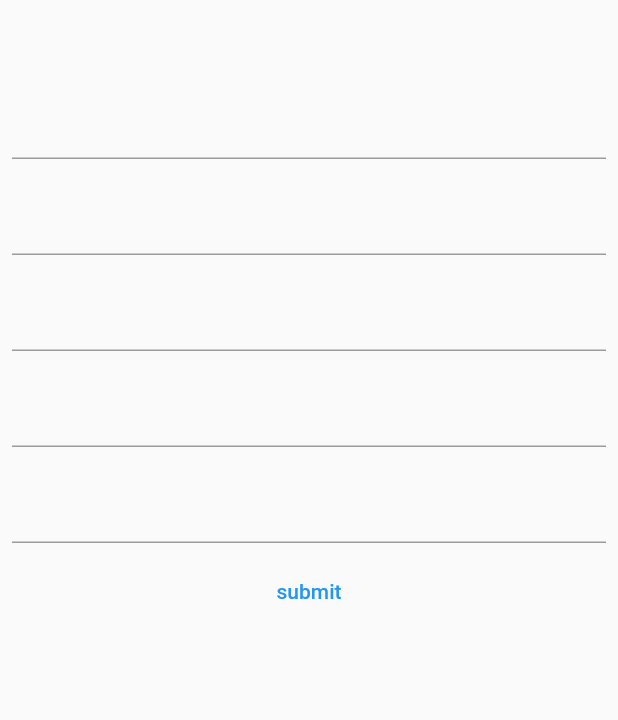
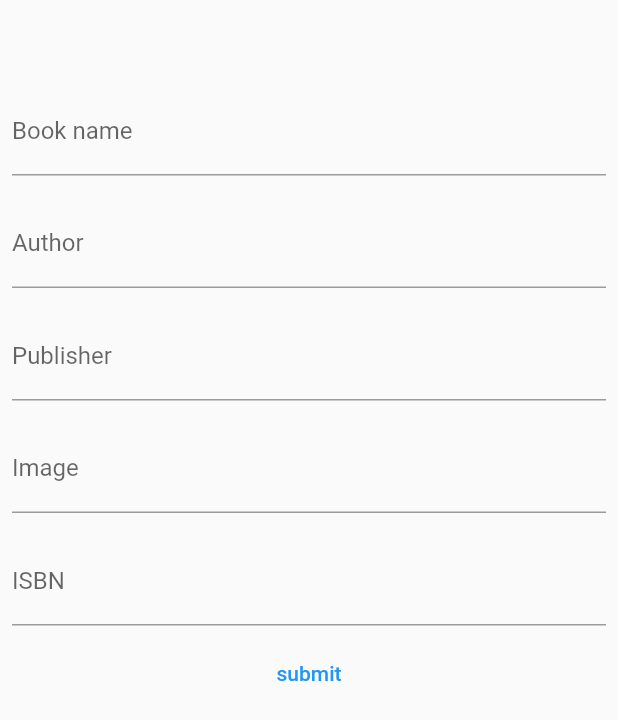
Before and after one commit to ibrahimahmedkhan/AppDev_Assignment_4, a Flutter app: the screen it shows after launch, after a tap on the "add" icon, on a phone screen of 412 x 824 dp. Shown: the top 720 px of the screen. Run offline on Flutter 3.47's test engine with Material 2 defaults, Android fonts, the phone set to English and light mode, and no system bars; our stand-ins replace cloud_firestore, firebase_core; accounts and stored records are empty.

Commit message:
added navigation to book details screen, and added book add screen

```diff
--- a/lib/book/book_model.dart
+++ b/lib/book/book_model.dart
@@ -4,30 +4,34 @@ class Book {
   String ISBN;
   String publisherName;
   String url;
+  bool isFavorite;
 
   Book(
       {required this.bookName,
       required this.publisherName,
       required this.author,
       required this.url,
+      required this.isFavorite,
       this.ISBN = '0'});
 
-  static Book fromJson(Map<String, dynamic> json, String id) {
+  static Book fromJson(Map<String, dynamic> json) {
     return Book(
         bookName: json['bookName'] as String? ?? 'field empty',
         publisherName: json['publisherName'] as String? ?? 'field empty',
         author: json['author'] as String? ?? 'field empty',
         url: json['url'] as String? ?? 'field empty',
-        ISBN: id);
+        ISBN: json['ISBN'] as String? ?? 'field empty',
+        isFavorite: json['isFavorite'] as bool? ?? false);
   }
 
-  Map<String, dynamic> toJson({bool excludeId = true}) {
+  Map<String, dynamic> toJson() {
     return {
       'bookName': bookName,
       'publisherName': publisherName,
       'author': author,
       'url': url,
-      'id': ISBN
+      'ISBN': ISBN,
+      'isFavorite': isFavorite
     };
   }
 }
--- a/lib/book/book_repository.dart
+++ b/lib/book/book_repository.dart
@@ -12,7 +12,7 @@ class FirebaseBookRepository implements BookRepository {
     final db = FirebaseFirestore.instance;
     List<Book> books = [];
     await db.collection("books").get().then((event) {
-      books = event.docs.map((e) => Book.fromJson(e.data(), e.id)).toList();
+      books = event.docs.map((book) => Book.fromJson(book.data())).toList();
       return books;
     });
     return books;
--- a/lib/book/book_widget.dart
+++ b/lib/book/book_widget.dart
@@ -1,20 +1,55 @@
 import 'package:assignment_4/book/book_model.dart';
+import 'package:assignment_4/book/book_provider.dart';
+import 'package:cloud_firestore/cloud_firestore.dart';
 import 'package:flutter/material.dart';
+import 'package:provider/provider.dart';
 
-class BookWidget extends StatelessWidget {
-  const BookWidget({Key? key, required this.books}) : super(key: key);
+class BookWidget extends StatefulWidget {
+  const BookWidget({Key? key, required this.books, required this.onTap})
+      : super(key: key);
 
   final List<Book> books;
+  final VoidCallback onTap;
+  @override
+  State<BookWidget> createState() => _BookWidgetState();
+}
+
+class _BookWidgetState extends State<BookWidget> {
+  updateData(Book book) {
+    final db = FirebaseFirestore.instance;
+    db
+        .collection('books')
+        .doc(book.ISBN)
+        .update({'isFavorite': book.isFavorite});
+    setState(() {});
+  }
 
   @override
   Widget build(BuildContext context) {
     return ListView(
-      children: books
+      children: widget.books
           .map((book) => ListTile(
-                leading: Text(book.bookName),
-                trailing: Text(book.author),
+                onTap: widget.onTap,
+                leading: CircleAvatar(
+                    backgroundImage:
+                        book.url.toString().substring(0, 4) == 'http'
+                            ? NetworkImage(book.url)
+                            : null),
+                title: Text(book.bookName),
+                subtitle: Text(book.author),
+                trailing: IconButton(
+                  onPressed: () {
+                    context.read<BookProvider>().fetchBooks();
+                    book.isFavorite = !book.isFavorite;
+                    updateData(book);
+                  },
+                  icon: const Icon(Icons.favorite),
+                  color: book.isFavorite ? Colors.red : Colors.grey,
+                ),
               ))
           .toList(),
     );
   }
 }
+
+//////////////////////////////////////////////////////////////////
--- a/lib/new_book_screen.dart
+++ b/lib/new_book_screen.dart
@@ -47,13 +47,18 @@ class _NewBookScreenState extends State<NewBookScreen> {
   }
 
   postData(Book book) {
-    db.collection('books').add(book.toJson()).then((value) => print(value));
+    db
+        .collection('books')
+        .doc(book.ISBN)
+        .set(book.toJson());
+
   }
 
   @override
   Widget build(BuildContext context) {
     return Scaffold(
-      body: Center(
+      body: SingleChildScrollView(
+        child: Center(
           child: Padding(
             padding: const EdgeInsets.only(top: 50),
             child: Column(
@@ -62,30 +67,40 @@ class _NewBookScreenState extends State<NewBookScreen> {
                   padding: const EdgeInsets.all(8.0),
                   child: TextField(
                     controller: bookNameController,
+                    decoration: InputDecoration(
+                        hintText: 'Harry Potter', labelText: 'Book name'),
                   ),
                 ),
                 Padding(
                   padding: const EdgeInsets.all(8.0),
                   child: TextField(
                     controller: authorController,
+                    decoration: InputDecoration(
+                        hintText: 'J.K Rowling', labelText: 'Author'),
                   ),
                 ),
                 Padding(
                   padding: const EdgeInsets.all(8.0),
                   child: TextField(
                     controller: publisherNameController,
+                    decoration: InputDecoration(
+                        hintText: 'publisher name', labelText: 'Publisher'),
                   ),
                 ),
                 Padding(
                   padding: const EdgeInsets.all(8.0),
                   child: TextField(
                     controller: urlController,
+                    decoration: InputDecoration(
+                        hintText: 'https://as', labelText: 'Image'),
                   ),
                 ),
                 Padding(
                   padding: const EdgeInsets.all(8.0),
                   child: TextField(
                     controller: ISBNController,
+                    decoration: InputDecoration(
+                        hintText: '12012901930', labelText: 'ISBN'),
                   ),
                 ),
                 TextButton(
@@ -95,9 +110,10 @@ class _NewBookScreenState extends State<NewBookScreen> {
                         publisherName: publisherNameController.value.text,
                         url: urlController.value.text,
                         ISBN: ISBNController.value.text,
-                      )),
+                        isFavorite: false)),
                     child: Text('submit'))
               ],
+            ),
           ),
         ),
       ),
--- a/pubspec.yaml
+++ b/pubspec.yaml
@@ -36,6 +36,7 @@ dependencies:
   cupertino_icons: ^1.0.2
   firebase_core: ^2.3.0
   cloud_firestore: ^4.1.0
+  http: ^0.13.5
 
 dev_dependencies:
   flutter_test:
```
Also changed, not shown: lib/books_list_screen.dart (+14 -47 lines), lib/book/book_details_screen.dart (added), pubspec.lock. Lines whose indentation alone changed are shown as unchanged.
